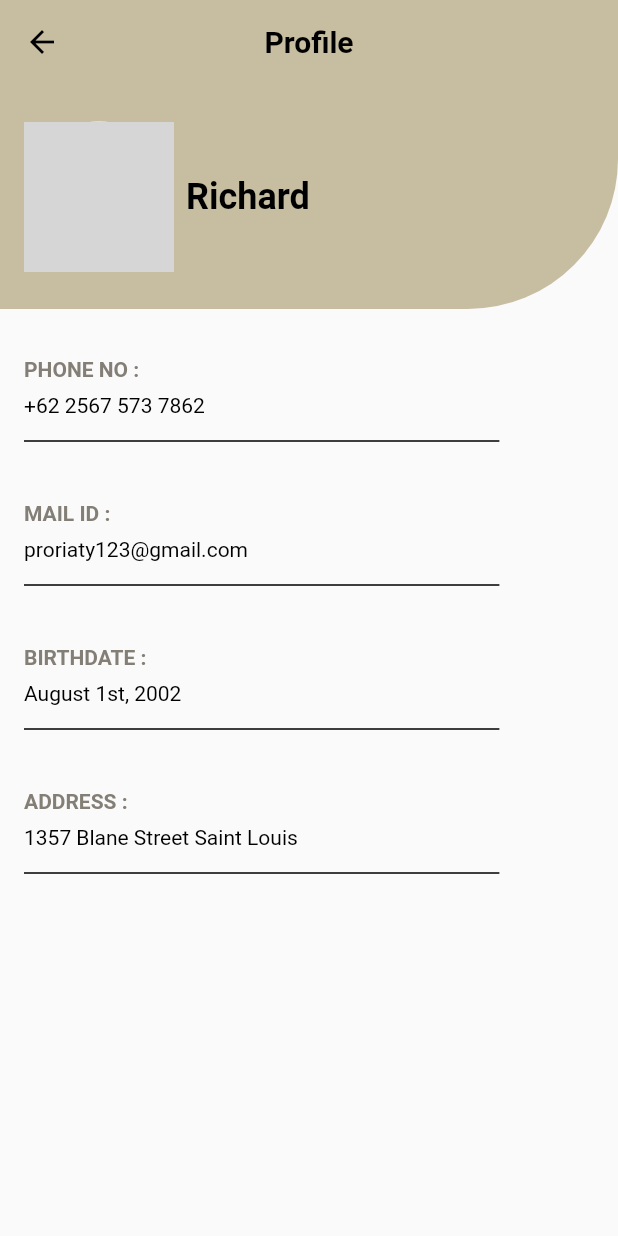
After one commit to nasridho/Project-Management, a Flutter app: the ProfilePage screen opened directly, on a phone screen of 412 x 824 dp. The commit adds this screen. Run offline on Flutter 3.47's test engine with Material 2 defaults, Android fonts, the phone set to English and light mode, and no system bars; missing offline and left inert: project_managemet; network calls fail; statements that could not run were skipped; grey boxes are pictures that could not be loaded.

Commit message:
add profile page

```diff
--- a/lib/main.dart
+++ b/lib/main.dart
@@ -1,117 +1,18 @@
 import 'package:flutter/material.dart';
-import 'package:teamzo/screen/account.dart';
-import 'package:teamzo/screen/singup.dart';
+import 'package:project_managemet/screen/profile.dart';
 
 void main() {
   runApp(const MyApp());
 }
 
 class MyApp extends StatelessWidget {
-  const MyApp({super.key});
+  const MyApp({Key? key}) : super(key: key);
 
-  // This widget is the root of your application.
   @override
   Widget build(BuildContext context) {
     return MaterialApp(
-      title: 'Flutter Demo',
-      theme: ThemeData(
-        // This is the theme of your application.
-        //
-        // Try running your application with "flutter run". You'll see the
-        // application has a blue toolbar. Then, without quitting the app, try
-        // changing the primarySwatch below to Colors.green and then invoke
-        // "hot reload" (press "r" in the console where you ran "flutter run",
-        // or simply save your changes to "hot reload" in a Flutter IDE).
-        // Notice that the counter didn't reset back to zero; the application
-        // is not restarted.
-        primarySwatch: Colors.blue,
-      ),
-      home: SignUp(),
+      debugShowCheckedModeBanner: false,
+      home: ProfilePage(),
     );
   }
 }
-
-class MyHomePage extends StatefulWidget {
-  const MyHomePage({super.key, required this.title});
-
-  // This widget is the home page of your application. It is stateful, meaning
-  // that it has a State object (defined below) that contains fields that affect
-  // how it looks.
-
-  // This class is the configuration for the state. It holds the values (in this
-  // case the title) provided by the parent (in this case the App widget) and
-  // used by the build method of the State. Fields in a Widget subclass are
-  // always marked "final".
-
-  final String title;
-
-  @override
-  State<MyHomePage> createState() => _MyHomePageState();
-}
-
-class _MyHomePageState extends State<MyHomePage> {
-  int _counter = 0;
-
-  void _incrementCounter() {
-    setState(() {
-      // This call to setState tells the Flutter framework that something has
-      // changed in this State, which causes it to rerun the build method below
-      // so that the display can reflect the updated values. If we changed
-      // _counter without calling setState(), then the build method would not be
-      // called again, and so nothing would appear to happen.
-      _counter++;
-    });
-  }
-
-  @override
-  Widget build(BuildContext context) {
-    // This method is rerun every time setState is called, for instance as done
-    // by the _incrementCounter method above.
-    //
-    // The Flutter framework has been optimized to make rerunning build methods
-    // fast, so that you can just rebuild anything that needs updating rather
-    // than having to individually change instances of widgets.
-    return Scaffold(
-      appBar: AppBar(
-        // Here we take the value from the MyHomePage object that was created by
-        // the App.build method, and use it to set our appbar title.
-        title: Text(widget.title),
-      ),
-      body: Center(
-        // Center is a layout widget. It takes a single child and positions it
-        // in the middle of the parent.
-        child: Column(
-          // Column is also a layout widget. It takes a list of children and
-          // arranges them vertically. By default, it sizes itself to fit its
-          // children horizontally, and tries to be as tall as its parent.
-          //
-          // Invoke "debug painting" (press "p" in the console, choose the
-          // "Toggle Debug Paint" action from the Flutter Inspector in Android
-          // Studio, or the "Toggle Debug Paint" command in Visual Studio Code)
-          // to see the wireframe for each widget.
-          //
-          // Column has various properties to control how it sizes itself and
-          // how it positions its children. Here we use mainAxisAlignment to
-          // center the children vertically; the main axis here is the vertical
-          // axis because Columns are vertical (the cross axis would be
-          // horizontal).
-          mainAxisAlignment: MainAxisAlignment.center,
-          children: <Widget>[
-            const Text(
-              'You have pushed the button this many times:',
-            ),
-            Text(
-              '$_counter',
-              style: Theme.of(context).textTheme.headlineMedium,
-            ),
-          ],
-        ),
-      ),
-      floatingActionButton: FloatingActionButton(
-        onPressed: _incrementCounter,
-        tooltip: 'Increment',
-        child: const Icon(Icons.add),
-      ), // This trailing comma makes auto-formatting nicer for build methods.
-    );
-  }
-}
--- /dev/null
+++ b/lib/screen/profile.dart
@@ -0,0 +1,196 @@
+import 'package:flutter/cupertino.dart';
+import 'package:flutter/material.dart';
+
+class ProfilePage extends StatelessWidget {
+  @override
+  Widget build(BuildContext context) {
+    // TODO: implement build
+    return Scaffold(
+      appBar: AppBar(
+        backgroundColor: Color(0xFFC7BEA2),
+        elevation: 0,
+        centerTitle: true,
+        title: Text(
+          "Profile",
+          style: TextStyle(fontWeight: FontWeight.bold, color: Colors.black),
+        ),
+        leading: IconButton(
+          onPressed: () {},
+          icon: Icon(
+            Icons.arrow_back,
+            color: Colors.black,
+          ),
+        ),
+      ),
+      body: Column(
+        children: [
+          Container(
+            width: double.infinity,
+            height: 150,
+            decoration: BoxDecoration(
+              color: Color(0xFFC7BEA2),
+              borderRadius: BorderRadius.only(
+                bottomRight: Radius.circular(100),
+              ),
+            ),
+            child: Padding(
+              padding: const EdgeInsets.all(16.0),
+              child: Row(
+                children: [
+                  CircleAvatar(
+                    maxRadius: 50,
+                    minRadius: 50,
+                    backgroundColor: Colors.white,
+                    backgroundImage:
+                        NetworkImage('https://picsum.photos/id/237/200/300'),
+                  ),
+                  SizedBox(
+                    height: 20.0,
+                    width: 8.0,
+                  ),
+                  Column(
+                    crossAxisAlignment: CrossAxisAlignment.start,
+                    mainAxisAlignment: MainAxisAlignment.center,
+                    children: [
+                      Text(
+                        'Richard',
+                        style: TextStyle(
+                            color: Colors.black,
+                            fontSize: 24,
+                            fontWeight: FontWeight.bold),
+                      ),
+                    ],
+                  )
+                ],
+              ),
+            ),
+          ),
+          SizedBox(
+            height: 32,
+          ),
+          Container(
+            padding: EdgeInsets.only(left: 16),
+            child: Row(
+              children: [
+                Column(
+                  crossAxisAlignment: CrossAxisAlignment.start,
+                  children: [
+                    Text(
+                      'PHONE NO :',
+                      style: TextStyle(
+                          fontWeight: FontWeight.bold,
+                          color: Color(0xff837f76)),
+                    ),
+                    SizedBox(
+                      height: 8,
+                    ),
+                    Text(
+                      '+62 2567 573 7862',
+                      style: TextStyle(
+                          fontWeight: FontWeight.w400, color: Colors.black),
+                    ),
+                    SizedBox(
+                      height: 8,
+                      width: 4,
+                    ),
+                    SizedBox(
+                      width: MediaQuery.of(context).size.width / 1.3,
+                      child: Divider(
+                        thickness: 1.0,
+                        color: Colors.black,
+                      ),
+                    ),
+                    SizedBox(
+                      height: 32,
+                    ),
+                    Text(
+                      'MAIL ID :',
+                      style: TextStyle(
+                          fontWeight: FontWeight.bold,
+                          color: Color(0xff837f76)),
+                    ),
+                    SizedBox(
+                      height: 8,
+                    ),
+                    Text(
+                      'proriaty123@gmail.com',
+                      style: TextStyle(
+                          fontWeight: FontWeight.w400, color: Colors.black),
+                    ),
+                    SizedBox(
+                      height: 8,
+                      width: 4,
+                    ),
+                    SizedBox(
+                      width: MediaQuery.of(context).size.width / 1.3,
+                      child: Divider(
+                        thickness: 1.0,
+                        color: Colors.black,
+                      ),
+                    ),
+                    SizedBox(
+                      height: 32,
+                    ),
+                    Text(
+                      'BIRTHDATE :',
+                      style: TextStyle(
+                          fontWeight: FontWeight.bold,
+                          color: Color(0xff837f76)),
+                    ),
+                    SizedBox(
+                      height: 8,
+                    ),
+                    Text(
+                      'August 1st, 2002',
+                      style: TextStyle(
+                          fontWeight: FontWeight.w400, color: Colors.black),
+                    ),
+                    SizedBox(
+                      height: 8,
+                      width: 4,
+                    ),
+                    SizedBox(
+                      width: MediaQuery.of(context).size.width / 1.3,
+                      child: Divider(
+                        thickness: 1.0,
+                        color: Colors.black,
+                      ),
+                    ),
+                    SizedBox(
+                      height: 32,
+                    ),
+                    Text(
+                      'ADDRESS :',
+                      style: TextStyle(
+                          fontWeight: FontWeight.bold,
+                          color: Color(0xff837f76)),
+                    ),
+                    SizedBox(
+                      height: 8,
+                    ),
+                    Text(
+                      '1357 Blane Street Saint Louis',
+                      style: TextStyle(
+                          fontWeight: FontWeight.w400, color: Colors.black),
+                    ),
+                    SizedBox(
+                      height: 8,
+                      width: 4,
+                    ),
+                    SizedBox(
+                      width: MediaQuery.of(context).size.width / 1.3,
+                      child: Divider(
+                        thickness: 1.0,
+                        color: Colors.black,
+                      ),
+                    ),
+                  ],
+                )
+              ],
+            ),
+          )
+        ],
+      ),
+    );
+  }
+}
```
Also changed, not shown: 1 other file.
